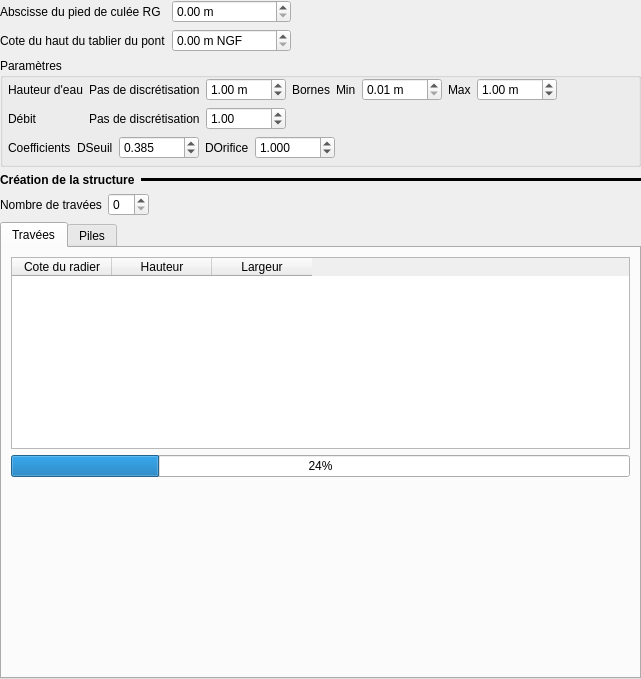
Above: ui/structures/ui_orifice_da.ui from Artelia/Mascaret before the change. Below: the same form after it.
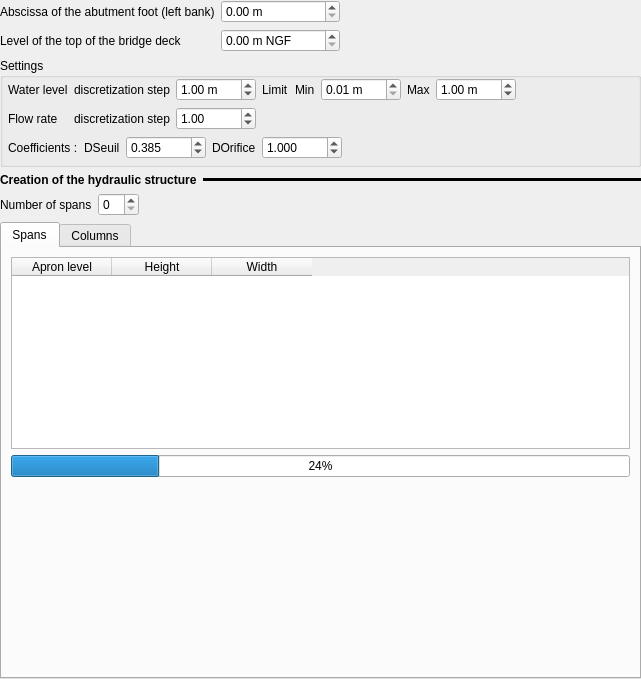
That is the form after the change.

What changed in the file:
```diff
--- a/ui/structures/ui_orifice_da.ui
+++ b/ui/structures/ui_orifice_da.ui
@@ -60,14 +60,14 @@
      <item row="2" column="0">
       <widget class="QLabel" name="label_6">
        <property name="text">
-        <string>Cote du haut du tablier du pont</string>
+        <string>Level of the top of the bridge deck</string>
        </property>
       </widget>
      </item>
      <item row="1" column="0">
       <widget class="QLabel" name="label_17">
        <property name="text">
-        <string>Abscisse du pied de culée RG</string>
+        <string>Abscissa of the abutment foot (left bank)</string>
        </property>
       </widget>
      </item>
@@ -92,7 +92,7 @@
    <item>
     <widget class="QGroupBox" name="groupBox_4">
      <property name="title">
-      <string>Paramètres</string>
+      <string>Settings</string>
      </property>
      <layout class="QVBoxLayout" name="verticalLayout_16">
       <property name="leftMargin">
@@ -112,21 +112,21 @@
         <item row="0" column="0">
          <widget class="QLabel" name="label_29">
           <property name="text">
-           <string>Hauteur d'eau</string>
+           <string>Water level</string>
           </property>
          </widget>
         </item>
         <item row="0" column="1">
          <widget class="QLabel" name="label">
           <property name="text">
-           <string>Pas de discrétisation</string>
+           <string>discretization step</string>
           </property>
          </widget>
         </item>
         <item row="0" column="3">
          <widget class="QLabel" name="label_28">
           <property name="text">
-           <string>Bornes</string>
+           <string>Limit</string>
           </property>
          </widget>
         </item>
@@ -246,14 +246,14 @@
         <item row="1" column="1">
          <widget class="QLabel" name="label_2">
           <property name="text">
-           <string>Pas de discrétisation</string>
+           <string>discretization step</string>
           </property>
          </widget>
         </item>
         <item row="1" column="0">
          <widget class="QLabel" name="label_30">
           <property name="text">
-           <string>Débit </string>
+           <string>Flow rate</string>
           </property>
          </widget>
         </item>
@@ -264,7 +264,7 @@
         <item>
          <widget class="QLabel" name="label_3">
           <property name="text">
-           <string>Coefficients</string>
+           <string>Coefficients :</string>
           </property>
          </widget>
         </item>
@@ -355,7 +355,7 @@
         </font>
        </property>
        <property name="text">
-        <string>Création de la structure</string>
+        <string>Creation of the hydraulic structure</string>
        </property>
       </widget>
      </item>
@@ -382,7 +382,7 @@
      <item>
       <widget class="QLabel" name="label_18">
        <property name="text">
-        <string>Nombre de travées</string>
+        <string>Number of spans</string>
        </property>
       </widget>
      </item>
@@ -421,7 +421,7 @@
      </property>
      <widget class="QWidget" name="ong_trav">
       <attribute name="title">
-       <string>Travées</string>
+       <string>Spans</string>
       </attribute>
       <layout class="QVBoxLayout" name="verticalLayout_6">
        <item>
@@ -440,17 +440,17 @@
          </attribute>
          <column>
           <property name="text">
-           <string>Cote du radier</string>
+           <string>Apron level</string>
           </property>
          </column>
          <column>
           <property name="text">
-           <string>Hauteur</string>
+           <string>Height</string>
           </property>
          </column>
          <column>
           <property name="text">
-           <string>Largeur</string>
+           <string>Width</string>
           </property>
          </column>
         </widget>
@@ -479,7 +479,7 @@
      </widget>
      <widget class="QWidget" name="ong_pile">
       <attribute name="title">
-       <string>Piles</string>
+       <string>Columns</string>
       </attribute>
       <layout class="QVBoxLayout" name="verticalLayout_2">
        <item>
```
Left out of the diff: 2 changed lines with no effect on the pictures.
